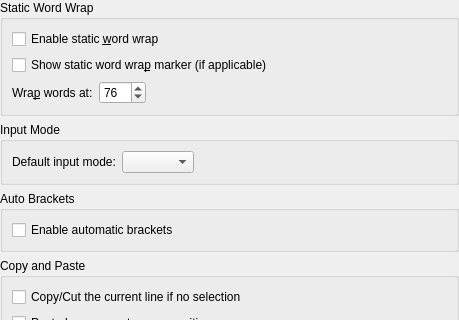
Above: src/dialogs/editconfigwidget.ui from KDE/ktexteditor before the change; both pictures show x 0 to 459 and y 0 to 320 of the 459 by 458 pixel window. Below: the same form after it.
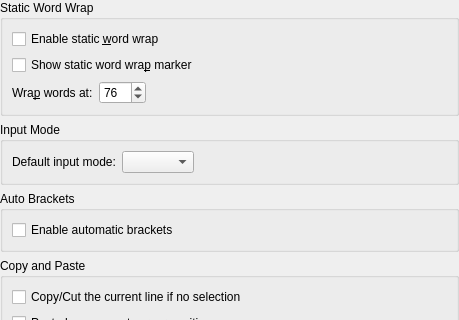
That is the form after the change. Custom widgets are drawn as their Qt base class.

Commit message:
show static word wrap marker always if requested
Summary:
don't check for fixed pitch font, as this seems to be not properly attributed
to all kind of fonts

see bug 344290

Subscribers: kwrite-devel, kde-frameworks-devel

Tags: #kate, #frameworks

The edit to the form file:
```diff
--- a/src/dialogs/editconfigwidget.ui
+++ b/src/dialogs/editconfigwidget.ui
@@ -45,7 +45,7 @@
          <string>&lt;p&gt;If this option is checked, a vertical line will be drawn at the word wrap column as defined in the &lt;strong&gt;Editing&lt;/strong&gt; properties.&lt;/p&gt;&lt;p&gt;Note that the word wrap marker is only drawn if you use a fixed pitch font.&lt;/p&gt;</string>
         </property>
         <property name="text">
-         <string>Show static word wra&amp;p marker (if applicable)</string>
+         <string>Show static word wra&amp;p marker</string>
         </property>
        </widget>
       </item>
```
Left out of the diff: 2 changed lines with no effect on the pictures. The commit also changes 1 other file.
